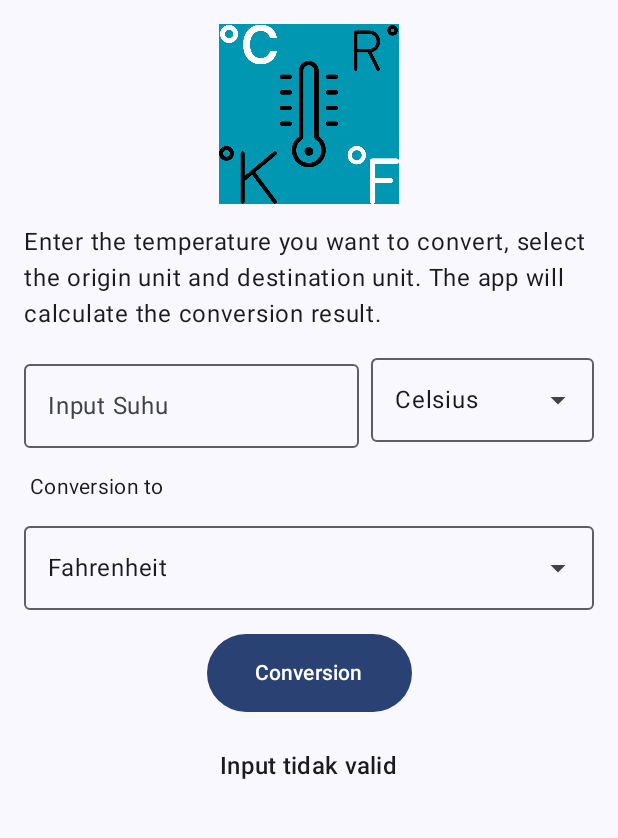
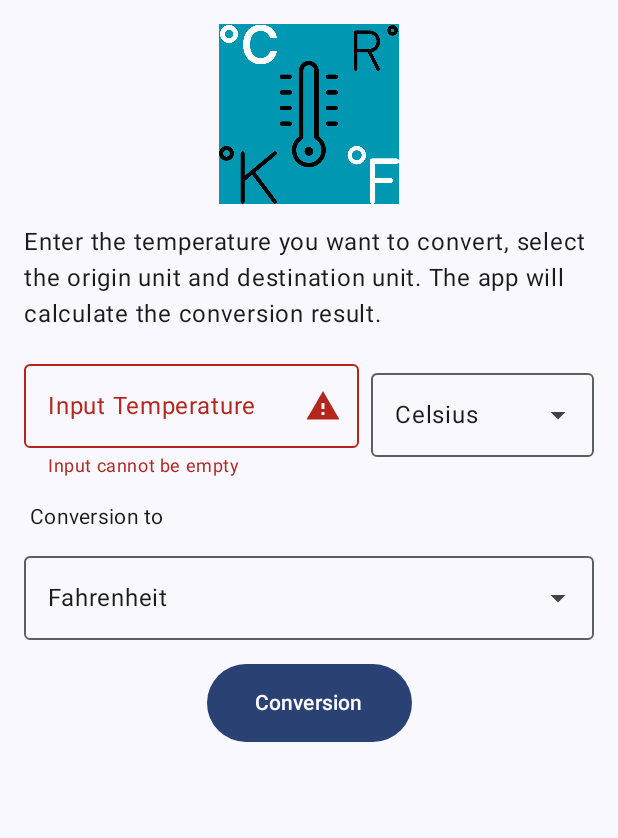
Before and after one commit to fariz1406/Mini-Project1-MobPro1, an Android app built with Jetpack Compose: the screen it shows after launch (MainActivity), after a tap on "Conversion", on a phone screen of 412 x 824 dp, the part 96-934 px from its top. Run offline under Robolectric (Android 15) with nearby library versions, the phone set to English and light mode, and no system bars.

Commit message:
memastikan input sesuai harapan

```diff
--- a/app/src/main/java/com/fariznst0075/assesment1/ui/screen/MainScreen.kt
+++ b/app/src/main/java/com/fariznst0075/assesment1/ui/screen/MainScreen.kt
@@ -11,11 +11,17 @@ import androidx.compose.foundation.layout.fillMaxWidth
 import androidx.compose.foundation.layout.height
 import androidx.compose.foundation.layout.padding
 import androidx.compose.foundation.text.KeyboardOptions
+import androidx.compose.material.icons.Icons
+import androidx.compose.material.icons.filled.MoreVert
+import androidx.compose.material.icons.filled.Warning
 import androidx.compose.material3.Button
+import androidx.compose.material3.DropdownMenu
 import androidx.compose.material3.DropdownMenuItem
 import androidx.compose.material3.ExperimentalMaterial3Api
 import androidx.compose.material3.ExposedDropdownMenuBox
 import androidx.compose.material3.ExposedDropdownMenuDefaults
+import androidx.compose.material3.Icon
+import androidx.compose.material3.IconButton
 import androidx.compose.material3.MaterialTheme
 import androidx.compose.material3.OutlinedTextField
 import androidx.compose.material3.Scaffold
@@ -34,14 +40,8 @@ import androidx.compose.ui.res.stringResource
 import androidx.compose.ui.text.input.ImeAction
 import androidx.compose.ui.text.input.KeyboardType
 import androidx.compose.ui.tooling.preview.Preview
+import androidx.compose.ui.unit.TextUnit
 import androidx.compose.ui.unit.dp
-import androidx.compose.material.icons.Icons
-import androidx.compose.material.icons.filled.MoreVert
-import androidx.compose.material3.DropdownMenu
-import androidx.compose.material3.DropdownMenuItem
-import androidx.compose.material3.Icon
-import androidx.compose.material3.IconButton
-
 import com.fariznst0075.assesment1.R
 import com.fariznst0075.assesment1.ui.theme.Assesment1Theme
 
@@ -117,6 +117,7 @@ fun ScreenContent(
     val options = listOf("Celsius", "Fahrenheit", "Reamur", "Kelvin")
 
     var suhuInput by remember { mutableStateOf("") }
+    var suhuInputError by remember { mutableStateOf(false) }
     var selectedInputUnit by remember { mutableStateOf(options[0]) }
     var selectedTargetUnit by remember { mutableStateOf(options[1]) }
     var hasilKonversi by remember { mutableStateOf<String?>(null) }
@@ -152,7 +153,10 @@ fun ScreenContent(
             OutlinedTextField(
                 value = suhuInput,
                 onValueChange = { suhuInput = it },
-                label = { Text("Input Suhu") },
+                label = { Text(text = stringResource(id = R.string.input)) },
+                trailingIcon = { IconPicker(suhuInputError, "") },
+                supportingText = { ErrorHint(suhuInputError) },
+                isError = suhuInputError,
                 singleLine = true,
                 keyboardOptions = KeyboardOptions(
                     keyboardType = KeyboardType.Number,
@@ -239,6 +243,10 @@ fun ScreenContent(
         Button(
             onClick = {
                 val input = suhuInput.toDoubleOrNull()
+
+                suhuInputError = (suhuInput == "" || suhuInput == "0")
+                if (suhuInputError) return@Button
+
                 hasilKonversi = if (input != null) {
                     val hasil = konversiSuhu(input, selectedInputUnit, selectedTargetUnit)
                     "%.2f °%s = %.2f °%s".format(
@@ -289,6 +297,22 @@ fun konversiSuhu(nilai: Double, dari: String, ke: String): Double {
     }
 }
 
+@Composable
+fun IconPicker(isError: Boolean, unit: String) {
+    if (isError) {
+        Icon(imageVector = Icons.Filled.Warning, contentDescription = null)
+    } else {
+        Text(text = unit)
+    }
+}
+
+@Composable
+fun ErrorHint(isError: Boolean) {
+    if (isError) {
+        Text(text = stringResource(R.string.input_invalid))
+    }
+}
+
 @Preview(showBackground = true)
 @Preview(uiMode = Configuration.UI_MODE_NIGHT_YES, showBackground = true)
 @Composable
--- a/app/src/main/res/values/strings.xml
+++ b/app/src/main/res/values/strings.xml
@@ -3,6 +3,7 @@
     <string name="logo_desc">logo</string>
     <string name="suhu_intro">Enter the temperature you want to convert, select the origin unit and destination unit. The app will calculate the conversion result.</string>
     <string name="input">Input Temperature</string>
+    <string name="input_invalid">Input cannot be empty</string>
     <string name="conversion">Conversion</string>
     <string name="conversion_to">Conversion to</string>
     <string name="validation_input">Invalid input</string>
```
Also changed, not shown: 1 other file.
